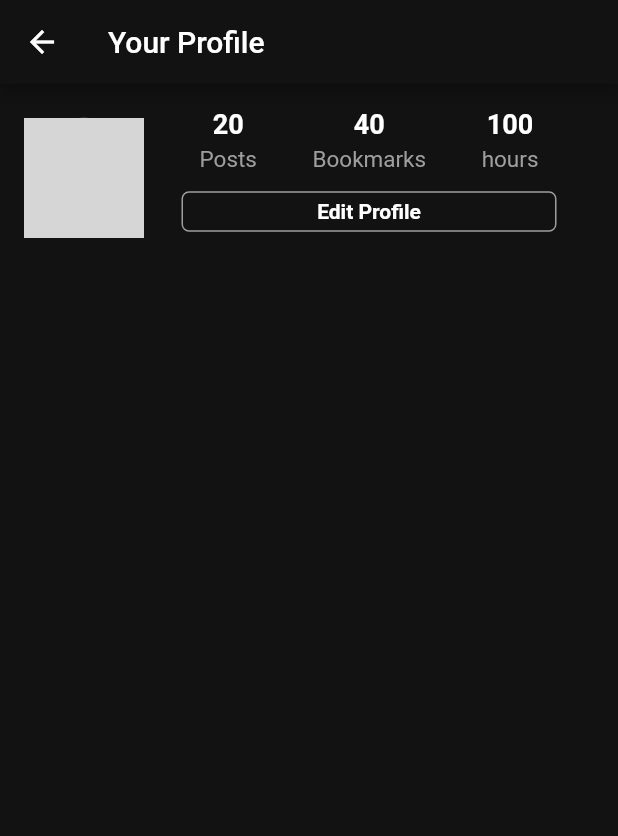
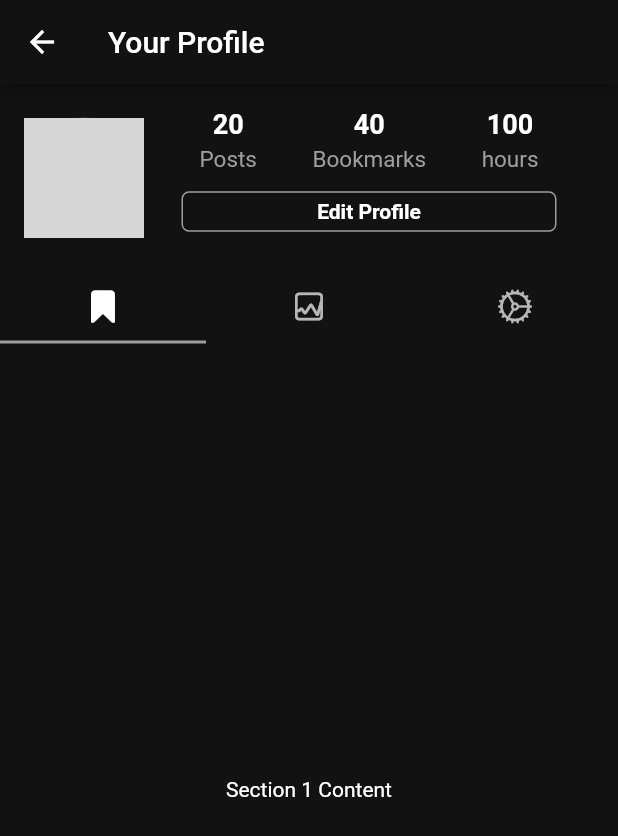
Before and after one commit to RiceGrainRain/vpost_2, a Flutter app: the ProfileScreen screen opened directly, on a phone screen of 412 x 824 dp. Shown: the top 836 px of the screen. Run offline on Flutter 3.47's test engine with Material 2 defaults, Android fonts, the phone set to English and light mode, and no system bars; our stand-ins replace cloud_firestore, firebase_auth, firebase_core, firebase_storage, geocoding, image_picker; missing offline and left inert: map_launcher, markdown_editable_textinput; accounts and stored records are empty; network calls fail; grey boxes are pictures that could not be loaded.

Commit message:
tabbar to user section

```diff
--- a/lib/screens/user_profile.dart
+++ b/lib/screens/user_profile.dart
@@ -1,15 +1,24 @@
+import 'package:flutter/cupertino.dart';
 import 'package:flutter/material.dart';
 import 'package:vpost_2/utils/colors.dart';
 import 'package:vpost_2/widgets/edit_profile_button.dart';
 
 class ProfileScreen extends StatefulWidget {
-  const ProfileScreen({super.key});
+  const ProfileScreen({Key? key}) : super(key: key);
 
   @override
   State<ProfileScreen> createState() => _ProfileScreenState();
 }
 
-class _ProfileScreenState extends State<ProfileScreen> {
+class _ProfileScreenState extends State<ProfileScreen> with TickerProviderStateMixin {
+  late TabController _tabController;
+
+  @override
+  void initState() {
+    super.initState();
+    _tabController = TabController(length: 3, vsync: this);
+  }
+
   @override
   Widget build(BuildContext context) {
     return Scaffold(
@@ -18,7 +27,7 @@ class _ProfileScreenState extends State<ProfileScreen> {
         title: Text('Your Profile'),
         centerTitle: false,
       ),
-        body: ListView(
+      body: Column(
         children: [
           Padding(
             padding: const EdgeInsets.all(16.0),
@@ -42,7 +51,7 @@ class _ProfileScreenState extends State<ProfileScreen> {
                             children: [
                               buildStatColumn(20, "Posts"),
                               buildStatColumn(40, "Bookmarks"),
-                                buildStatColumn(100, "hours")
+                              buildStatColumn(100, "hours"),
                             ],
                           ),
                           Row(
@@ -50,11 +59,11 @@ class _ProfileScreenState extends State<ProfileScreen> {
                             children: [
                               FollowButton(
                                 backgroundColor: mobileBackgroundColor,
-                                borderColor:   Colors.grey,
+                                borderColor: Colors.grey,
                                 text: 'Edit Profile',
                                 textColor: primaryColor,
                                 function: () {},
-                                )
+                              ),
                             ],
                           ),
                         ],
@@ -62,20 +71,44 @@ class _ProfileScreenState extends State<ProfileScreen> {
                     ),
                   ],
                 ),
-
               ],
             ),
-            )
+          ),
+          // TabBar
+          TabBar(
+            controller: _tabController,
+            tabs: const [
+              Tab(icon: Icon(CupertinoIcons.bookmark_fill),),
+              Tab(icon: Icon(CupertinoIcons.graph_square)),
+              Tab(icon: Icon(CupertinoIcons.settings)),
             ],
-        ));
+          ),
+          // TabBarView
+          Expanded(
+            child: TabBarView(
+              controller: _tabController,
+              children: [
+                // Content for Section 1
+                Center(child: Text('Section 1 Content')),
+                // Content for Section 2
+                Center(child: Text('Section 2 Content')),
+                // Content for Section 3
+                Center(child: Text('Section 3 Content')),
+              ],
+            ),
+          ),
+        ],
+      ),
+    );
   }
 
-  Column buildStatColumn(int num, String label,) {
+  Column buildStatColumn(int num, String label) {
     return Column(
       mainAxisAlignment: MainAxisAlignment.center,
       mainAxisSize: MainAxisSize.min,
       children: [
-        Text(num.toString(),
+        Text(
+          num.toString(),
           style: const TextStyle(
             fontSize: 18,
             fontWeight: FontWeight.bold,
@@ -86,13 +119,17 @@ class _ProfileScreenState extends State<ProfileScreen> {
           child: Text(
             label,
             style: const TextStyle(
-              fontSize: 15,
-              fontWeight: FontWeight.w400,
-              color: Colors.grey
-            ),
+                fontSize: 15, fontWeight: FontWeight.w400, color: Colors.grey),
           ),
         ),
       ],
     );
   }
+
+  @override
+  void dispose() {
+    // Dispose of the TabController when not needed to prevent memory leaks.
+    _tabController.dispose();
+    super.dispose();
   }
+}
```
Lines whose indentation alone changed are shown as unchanged.
